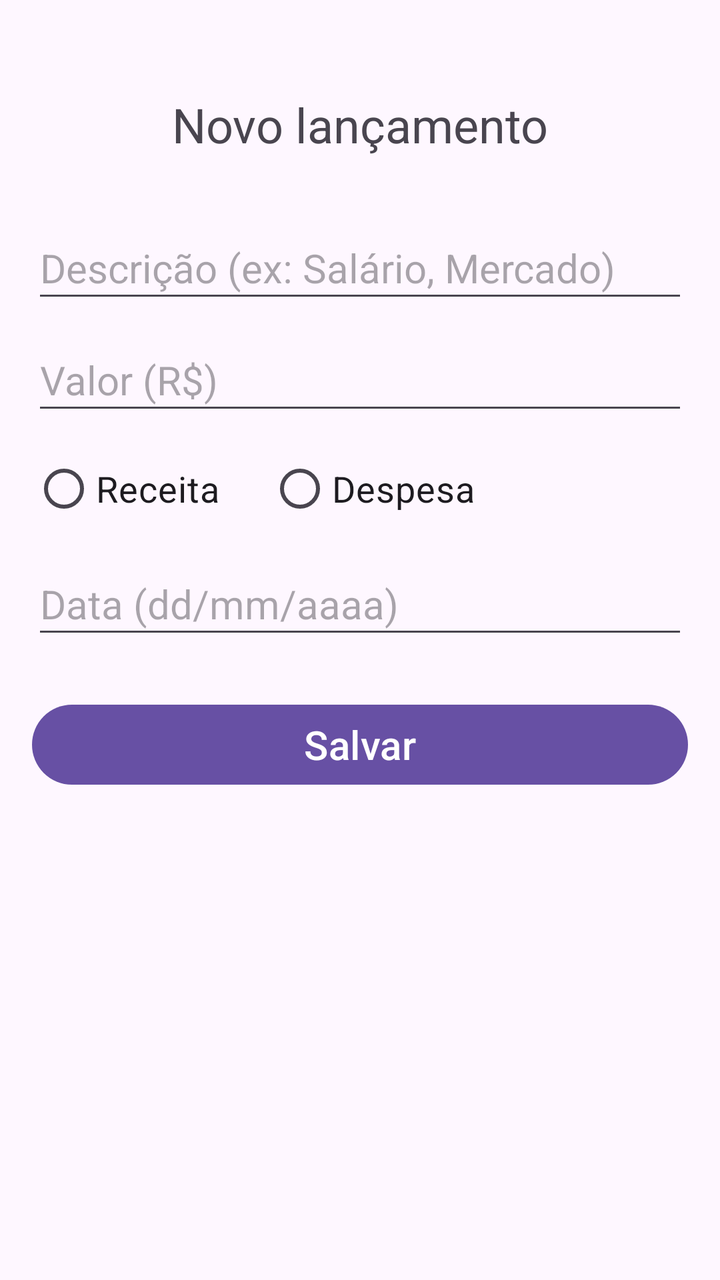
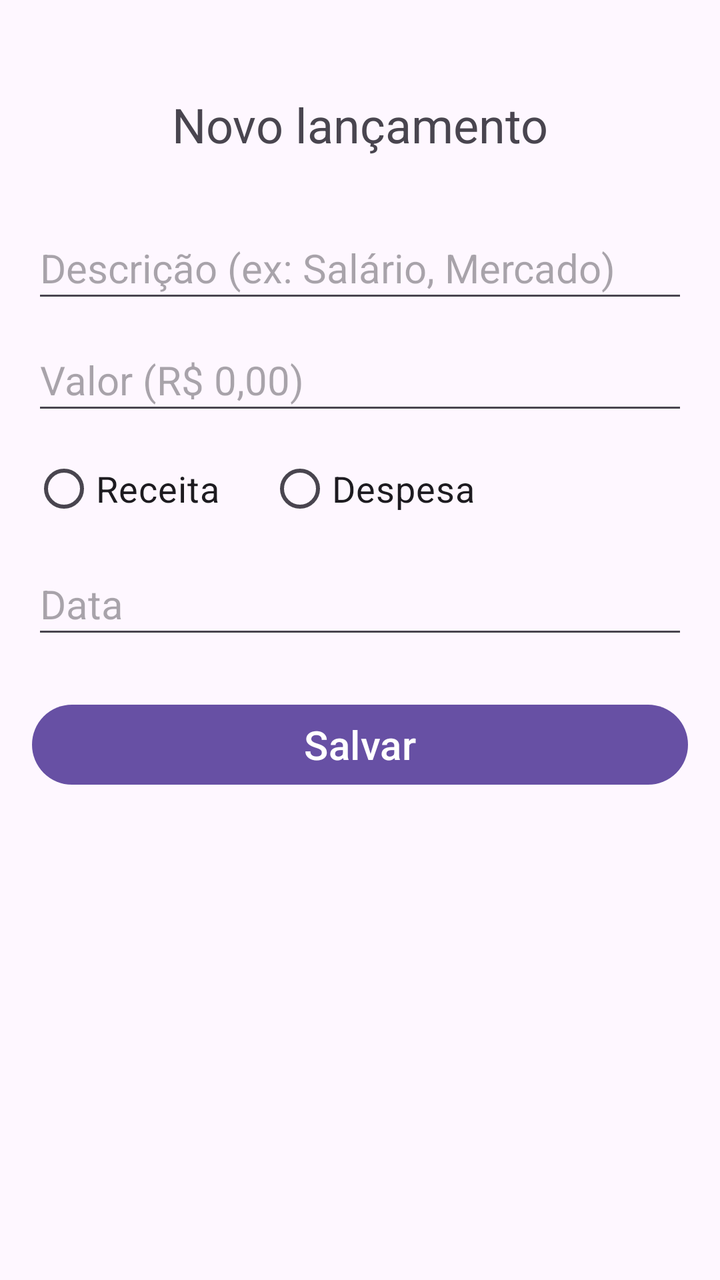

Two renders of the same Android screen: before a commit and after it. Below are the layout's source before the change and the commit's diff.
<!-- AndroidManifest.xml: application theme Theme.Carteira -->
<!-- res/layout/activity_new_transacao.xml -->
<?xml version="1.0" encoding="utf-8"?>
<LinearLayout xmlns:android="http://schemas.android.com/apk/res/android"
    android:id="@+id/main"
    android:layout_width="match_parent"
    android:layout_height="match_parent"
    android:orientation="vertical"
    android:padding="16dp">

    <TextView
        android:id="@+id/tvTitulo"
        android:layout_width="match_parent"
        android:layout_height="wrap_content"
        android:paddingTop="30dp"
        android:paddingBottom="30dp"
        android:text="Novo lançamento"
        android:textAlignment="center"
        android:textSize="24sp" />

    <EditText
        android:id="@+id/etDescricao"
        android:layout_width="match_parent"
        android:layout_height="wrap_content"
        android:minHeight="48dp"
        android:hint="Descrição (ex: Salário, Mercado)"
        android:inputType="textCapSentences"
        android:textSize="20sp" />

    <EditText
        android:id="@+id/etValor"
        android:layout_width="match_parent"
        android:layout_height="wrap_content"
        android:layout_marginTop="8dp"
        android:minHeight="48dp"
        android:hint="Valor (R$)"
        android:inputType="numberDecimal"
        android:textSize="20sp" />

    <RadioGroup
        android:id="@+id/rgTipo"
        android:layout_width="match_parent"
        android:layout_height="wrap_content"
        android:layout_marginTop="8dp"
        android:orientation="horizontal">

        <RadioButton
            android:id="@+id/rbReceita"
            android:layout_width="wrap_content"
            android:layout_height="wrap_content"
            android:text="Receita"
            android:textSize="18sp" />

        <RadioButton
            android:id="@+id/rbDespesa"
            android:layout_width="wrap_content"
            android:layout_height="wrap_content"
            android:layout_marginStart="24dp"
            android:text="Despesa"
            android:textSize="18sp" />
    </RadioGroup>

    <EditText
        android:id="@+id/etData"
        android:layout_width="match_parent"
        android:layout_height="wrap_content"
        android:layout_marginTop="8dp"
        android:minHeight="48dp"
        android:hint="Data (dd/mm/aaaa)"
        android:inputType="date"
        android:maxLength="10"
        android:textSize="20sp" />

    <Button
        android:id="@+id/btnSave"
        android:layout_width="match_parent"
        android:layout_height="wrap_content"
        android:layout_gravity="center_horizontal"
        android:layout_marginTop="24dp"
        android:onClick="saveTransacao"
        android:text="Salvar"
        android:textSize="20sp" />

    <Button
        android:id="@+id/btnDelete"
        android:layout_width="match_parent"
        android:layout_height="wrap_content"
        android:layout_gravity="center_horizontal"
        android:backgroundTint="#C62828"
        android:onClick="deleteTransacao"
        android:text="Excluir"
        android:textSize="20sp"
        android:visibility="gone" />

</LinearLayout>
<!-- resources referenced by this layout -->
<resources>
  <style name="Theme.Carteira" parent="Base.Theme.Carteira" />
  <style name="Base.Theme.Carteira" parent="Theme.Material3.DayNight.NoActionBar">
          
          
      </style>
</resources>

<!-- the commit's change to res/layout/activity_new_transacao.xml (unified diff, before → after) -->
@@ -23,6 +23,7 @@
         android:minHeight="48dp"
         android:hint="Descrição (ex: Salário, Mercado)"
         android:inputType="textCapSentences"
+        android:maxLength="50"
         android:textSize="20sp" />
 
     <EditText
@@ -31,8 +32,8 @@
         android:layout_height="wrap_content"
         android:layout_marginTop="8dp"
         android:minHeight="48dp"
-        android:hint="Valor (R$)"
-        android:inputType="numberDecimal"
+        android:hint="Valor (R$ 0,00)"
+        android:inputType="number"
         android:textSize="20sp" />
 
     <RadioGroup
@@ -64,9 +65,11 @@
         android:layout_height="wrap_content"
         android:layout_marginTop="8dp"
         android:minHeight="48dp"
-        android:hint="Data (dd/mm/aaaa)"
-        android:inputType="date"
-        android:maxLength="10"
+        android:hint="Data"
+        android:focusable="false"
+        android:clickable="true"
+        android:cursorVisible="false"
+        android:inputType="none"
         android:textSize="20sp" />
 
     <Button
